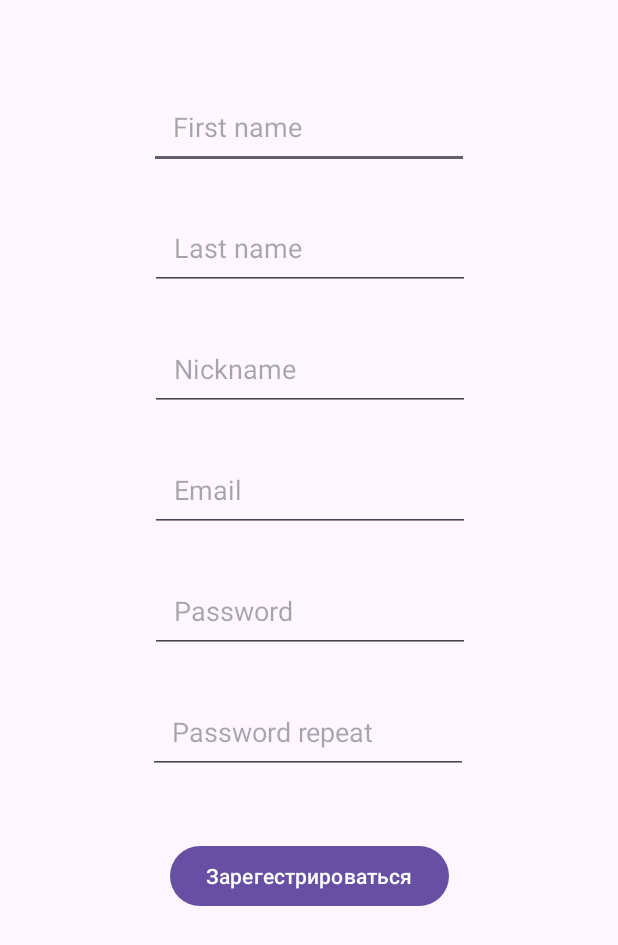
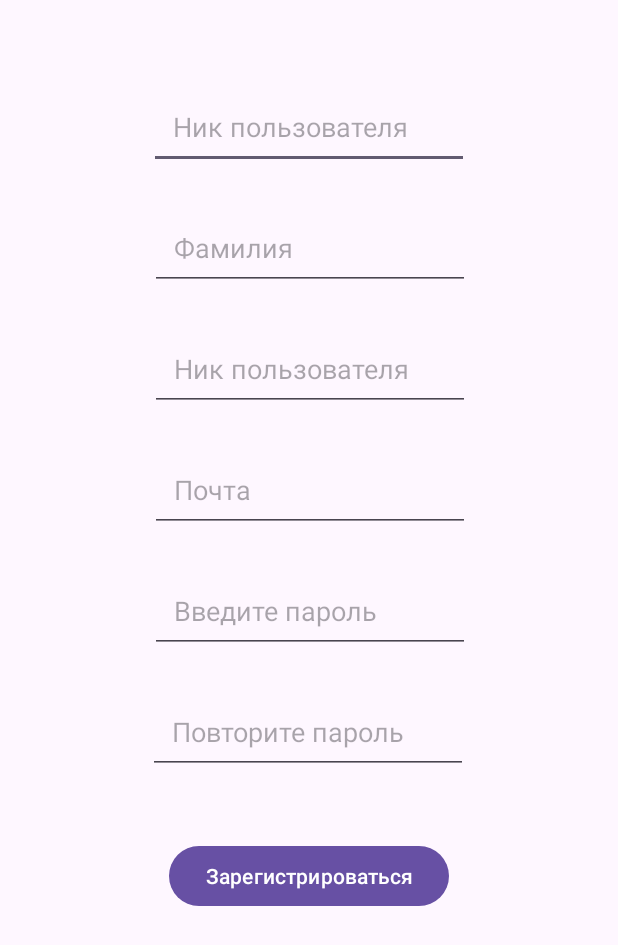
Before and after one commit to MarlerZ1/MoodWave_AndroidApp, an Android app: the screen it shows after launch (RegistrationActivity), after a tap on "Нет аккаунта? Зарегистрируйтесь!", on a phone screen of 412 x 824 dp. Shown: the top 945 px of the screen. Run offline under Robolectric (Android 15) with nearby library versions, the phone set to English and light mode, and no system bars.

Commit message:
Move all strings to strings.xml

```diff
--- a/app/src/main/res/layout/activity_chat_list.xml
+++ b/app/src/main/res/layout/activity_chat_list.xml
@@ -8,6 +8,7 @@
     tools:context=".ChatListActivity">
 
     <androidx.recyclerview.widget.RecyclerView
+        android:id="@+id/chatList"
         android:layout_width="409dp"
         android:layout_height="729dp"
         android:layout_marginStart="1dp"
--- a/app/src/main/res/layout/activity_registration.xml
+++ b/app/src/main/res/layout/activity_registration.xml
@@ -14,7 +14,7 @@
         android:layout_marginTop="56dp"
         android:padding="16dp"
         android:ems="10"
-        android:hint="First name"
+        android:hint="@string/username_field"
         android:inputType="text"
         app:layout_constraintEnd_toEndOf="parent"
         app:layout_constraintStart_toStartOf="parent"
@@ -27,7 +27,7 @@
         android:layout_marginTop="24dp"
         android:padding="16dp"
         android:ems="10"
-        android:hint="Last name"
+        android:hint="@string/last_name_field"
         android:inputType="text"
         app:layout_constraintEnd_toEndOf="parent"
         app:layout_constraintHorizontal_bias="0.502"
@@ -42,7 +42,7 @@
         android:padding="16dp"
         android:ems="10"
         android:inputType="text"
-        android:hint="Nickname"
+        android:hint="@string/username_field"
         app:layout_constraintEnd_toEndOf="parent"
         app:layout_constraintHorizontal_bias="0.502"
         app:layout_constraintStart_toStartOf="parent"
@@ -55,7 +55,7 @@
         android:layout_marginTop="24dp"
         android:padding="16dp"
         android:ems="10"
-        android:hint="Email"
+        android:hint="@string/email_field"
         android:inputType="textEmailAddress"
         app:layout_constraintEnd_toEndOf="parent"
         app:layout_constraintHorizontal_bias="0.502"
@@ -69,7 +69,7 @@
         android:layout_marginTop="24dp"
         android:padding="16dp"
         android:ems="10"
-        android:hint="Password"
+        android:hint="@string/password_field_1"
         android:inputType="textPassword"
         app:layout_constraintEnd_toEndOf="parent"
         app:layout_constraintHorizontal_bias="0.502"
@@ -83,7 +83,7 @@
         android:layout_marginTop="24dp"
         android:padding="16dp"
         android:ems="10"
-        android:hint="Password repeat"
+        android:hint="@string/password_field_2"
         android:inputType="textPassword"
         app:layout_constraintEnd_toEndOf="parent"
         app:layout_constraintHorizontal_bias="0.497"
@@ -95,7 +95,7 @@
         android:layout_width="wrap_content"
         android:layout_height="wrap_content"
         android:layout_marginTop="44dp"
-        android:text="Зарегестрироваться"
+        android:text="@string/registration_btn"
         app:layout_constraintEnd_toEndOf="parent"
         app:layout_constraintStart_toStartOf="parent"
         app:layout_constraintTop_toBottomOf="@+id/editTextPassword2Registration" />
--- a/app/src/main/res/values/strings.xml
+++ b/app/src/main/res/values/strings.xml
@@ -1,3 +1,23 @@
 <resources>
     <string name="app_name">MoodWave</string>
+    <string name="error_word">Ошибка </string>
+
+
+    <string name="login_success">Вы успешно авторизовались</string>
+    <string name="login_failed">Ошибка авторизации</string>
+    <string name="name_field">Имя</string>
+    <string name="last_name_field">Фамилия</string>
+    <string name="username_field">Ник пользователя</string>
+    <string name="email_field">Почта</string>
+    <string name="password_field_1">Введите пароль</string>
+    <string name="password_field_2">Повторите пароль</string>
+    <string name="has_no_account_btn">Нет аккаунта? Зарегистрируйтесь!</string>
+    <string name="authorization_btn">Авторизоваться</string>
+
+
+
+    <string name="pswd_equals_error">Пароли не одинаковые</string>
+    <string name="registration_success">Регистрация успешна</string>
+    <string name="registration_failed">Ошибка регистрации. Возможно, такие почта или имя пользователя уже используются </string>
+    <string name="registration_btn">Зарегистрироваться</string>
 </resources>
```
Also changed, not shown: app/src/main/java/com/example/moodwave/ChatListActivity.java (+8 -8 lines), app/src/main/java/com/example/moodwave/MainActivity.java (+3 -4 lines), app/src/main/java/com/example/moodwave/RegistrationActivity.java (+4 -4 lines), app/src/main/res/layout/activity_main.xml (+4 -4 lines), app/src/main/res/layout/dialogue_item_layout.xml (added, +41 -0 lines).
